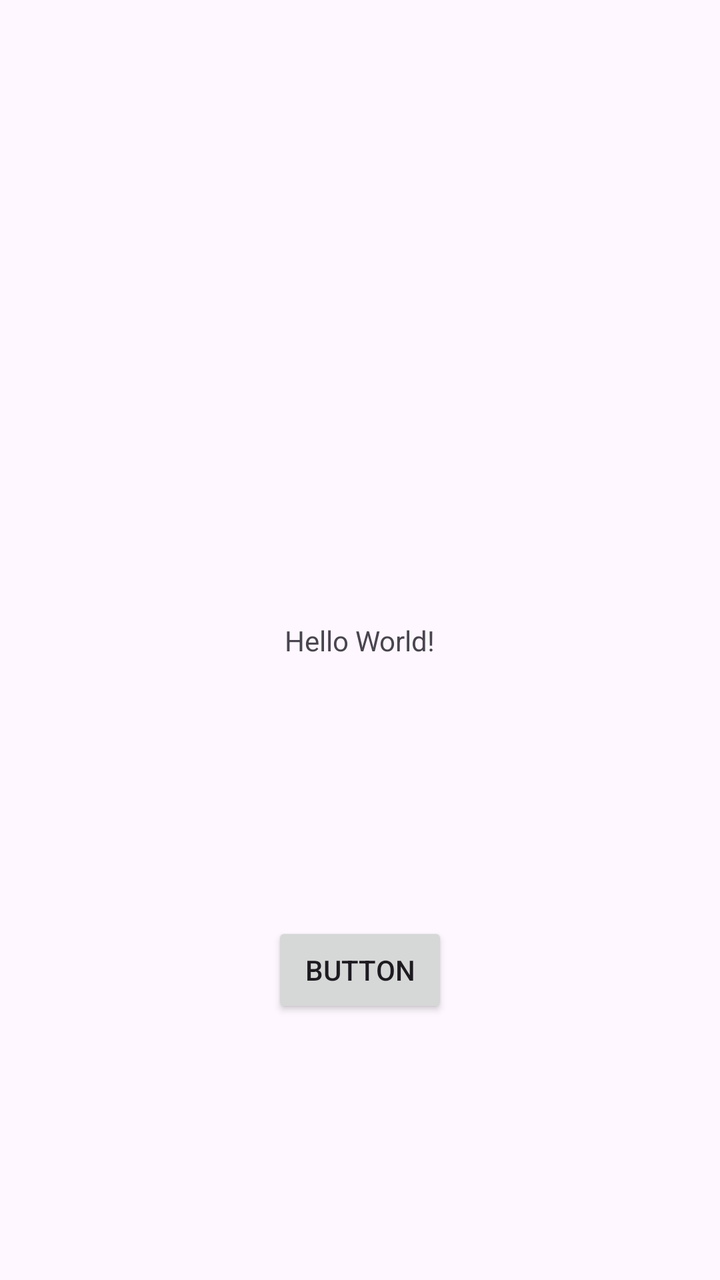
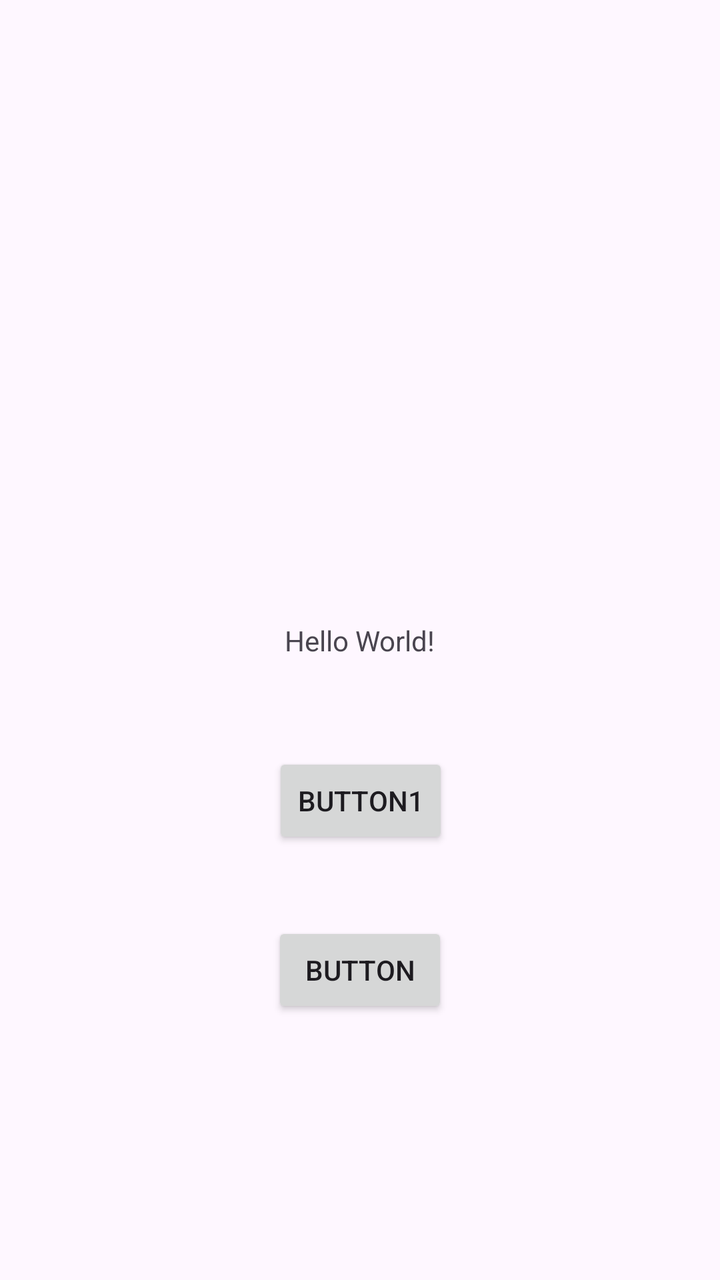

Screens rendered from an Android XML layout before and after an edit, with the pre-edit source and the edit as a unified diff.
<!-- AndroidManifest.xml: application theme Theme.MIPT1darbas -->
<!-- res/layout/activity_main.xml -->
<?xml version="1.0" encoding="utf-8"?>
<androidx.constraintlayout.widget.ConstraintLayout xmlns:android="http://schemas.android.com/apk/res/android"
    xmlns:app="http://schemas.android.com/apk/res-auto"
    xmlns:tools="http://schemas.android.com/tools"
    android:id="@+id/main"
    android:layout_width="match_parent"
    android:layout_height="match_parent"
    tools:context=".MainActivity">

    <TextView
        android:id="@+id/tvChangeText"
        android:layout_width="wrap_content"
        android:layout_height="wrap_content"
        android:text="Hello World!"
        app:layout_constraintBottom_toBottomOf="parent"
        app:layout_constraintEnd_toEndOf="parent"
        app:layout_constraintStart_toStartOf="parent"
        app:layout_constraintTop_toTopOf="parent" />

    <Button
        android:id="@+id/button"
        android:layout_width="wrap_content"
        android:layout_height="wrap_content"
        android:text="Button"
        android:onClick="buttonChangeTextClick"
        app:layout_constraintBottom_toBottomOf="parent"
        app:layout_constraintEnd_toEndOf="parent"
        app:layout_constraintStart_toStartOf="parent"
        app:layout_constraintTop_toBottomOf="@+id/tvChangeText" />

</androidx.constraintlayout.widget.ConstraintLayout>
<!-- resources referenced by this layout -->
<resources>
  <style name="Theme.MIPT1darbas" parent="Base.Theme.MIPT1darbas" />
  <style name="Base.Theme.MIPT1darbas" parent="Theme.Material3.DayNight.NoActionBar">
          
          
      </style>
</resources>

<!-- the commit's change to res/layout/activity_main.xml (unified diff, before → after) -->
@@ -28,4 +28,17 @@
         app:layout_constraintStart_toStartOf="parent"
         app:layout_constraintTop_toBottomOf="@+id/tvChangeText" />
 
+    <Button
+        android:id="@+id/button1"
+        android:layout_width="wrap_content"
+        android:layout_height="wrap_content"
+        android:text="Button1"
+        android:onClick="buttonChangeColorClick"
+        app:layout_constraintBottom_toBottomOf="parent"
+        app:layout_constraintEnd_toEndOf="parent"
+        app:layout_constraintHorizontal_bias="0.501"
+        app:layout_constraintStart_toStartOf="parent"
+        app:layout_constraintTop_toBottomOf="@+id/tvChangeText"
+        app:layout_constraintVertical_bias="0.178" />
+
 </androidx.constraintlayout.widget.ConstraintLayout>
